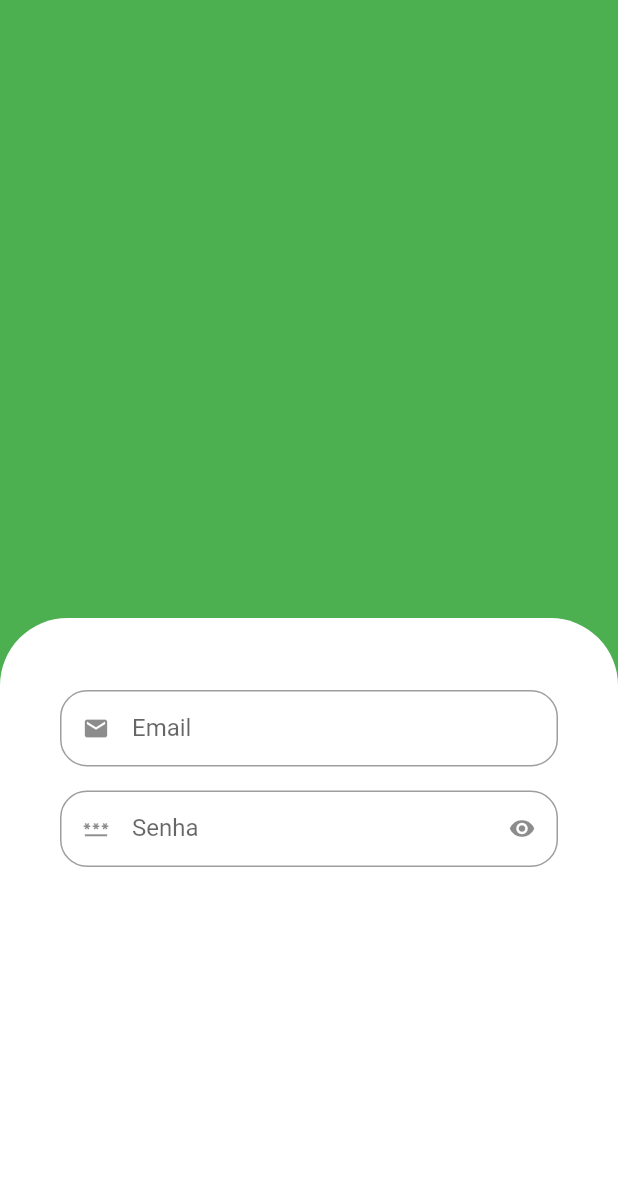
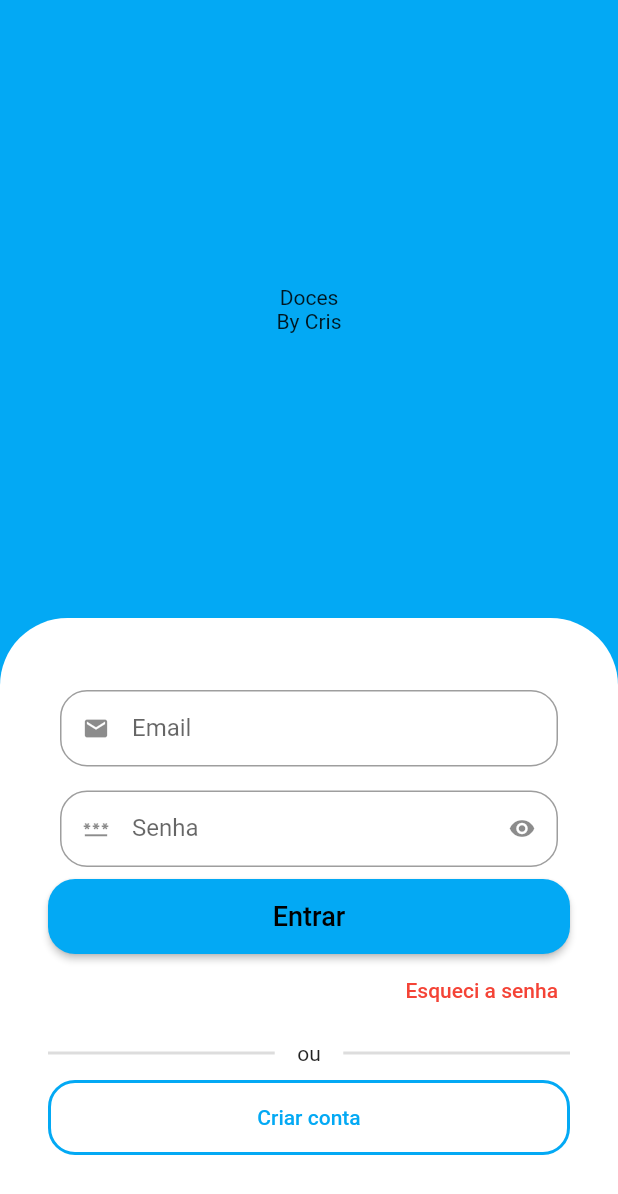
Before and after one commit to 7Gabriel/flutterapp, a Flutter app: the screen it shows after launch, on a phone screen of 412 x 824 dp. Shown: the top 1194 px of the screen. Run offline on Flutter 3.47's test engine with Material 2 defaults, Android fonts, the phone set to English and light mode, and no system bars; Roboto replaces fonts that are missing (Helvetica).

Commit message:
terminate initial screen

```diff
--- a/lib/main.dart
+++ b/lib/main.dart
@@ -14,7 +14,7 @@ class MyApp extends StatelessWidget {
     return MaterialApp(
       title: 'Green Grocer',
       theme: ThemeData(
-        primarySwatch: Colors.green,
+        primarySwatch: Colors.lightBlue,
 
       ),
       debugShowCheckedModeBanner: false,
--- a/lib/src/auth/sign_in_screen.dart
+++ b/lib/src/auth/sign_in_screen.dart
@@ -7,14 +7,19 @@ class SignInScreen extends StatelessWidget {
   @override
   Widget build(BuildContext context) {
     return Scaffold(
-      backgroundColor: Colors.green,
+      backgroundColor: Colors.lightBlue,
       body: Column(
         children: [
-          Expanded(
-            child: Container(
-              color: Colors.green,
+          const Expanded(
+
+            child: Column(
+              mainAxisAlignment: MainAxisAlignment.center,
+              children: [
+                Text('Doces'),
+                Text("By Cris")
+              ],
             ),
-            ),
+          ),
           Expanded(
             child: Container(
               padding: const EdgeInsets.symmetric(
@@ -29,18 +34,84 @@ class SignInScreen extends StatelessWidget {
                   )
               ),
               child: Column(
+                crossAxisAlignment: CrossAxisAlignment.stretch,
                 children: [
 
-                  CustomTextField(
+                  const CustomTextField(
                     icon: Icons.email,
                     label: "Email",
                   ),
 
-                  CustomTextField(
+                  const CustomTextField(
                     icon: Icons.password,
                     label: "Senha",
                     isSecret: true,
-                  )
+                  ),
+
+                  SizedBox(
+                    height: 50,
+                    child: ElevatedButton(
+                      style: ElevatedButton.styleFrom(
+                        shape: RoundedRectangleBorder(
+                          borderRadius: BorderRadius.circular(18)
+                        )
+                      ),
+                      onPressed: () {
+
+                    }, child: const Text("Entrar",
+                          style: TextStyle(fontSize: 18, fontFamily: "Helvetica"),),),
+                  ),
+
+                  Align(
+                    alignment: Alignment.centerRight,
+                    child: TextButton(
+                      onPressed: () {
+
+                    }, child: const Text("Esqueci a senha",
+                      style: TextStyle(color: Colors.red),
+                    )),
+                  ),
+
+                  Padding(
+                    padding: const EdgeInsets.symmetric(vertical: 10),
+                    child: Row(
+                      children: [
+                        Expanded(
+                          child: Divider(
+                            color: Colors.grey.withAlpha(90),
+                            thickness: 2,
+                          ),
+                        ),
+                        const Padding(
+                          padding: EdgeInsets.symmetric(horizontal: 15),
+                          child: Text("ou"),
+                        ),
+                         Expanded(
+                          child: Divider(
+                            color: Colors.grey.withAlpha(90),
+                            thickness: 2,
+                          ),
+                        ),
+                      ],
+                    ),
+                  ),
+
+                SizedBox(
+                  height: 50,
+                  child: OutlinedButton(
+                    style: OutlinedButton.styleFrom(
+                      shape: RoundedRectangleBorder(
+                        borderRadius: BorderRadius.circular(18)
+                      ),
+                      side: const BorderSide(
+                        width: 2,
+                        color: Colors.lightBlue,
+                      )
+                    ),
+                    onPressed: () {},
+                    child: const Text("Criar conta")),
+                )
+
                 ],
               ),
 
```
